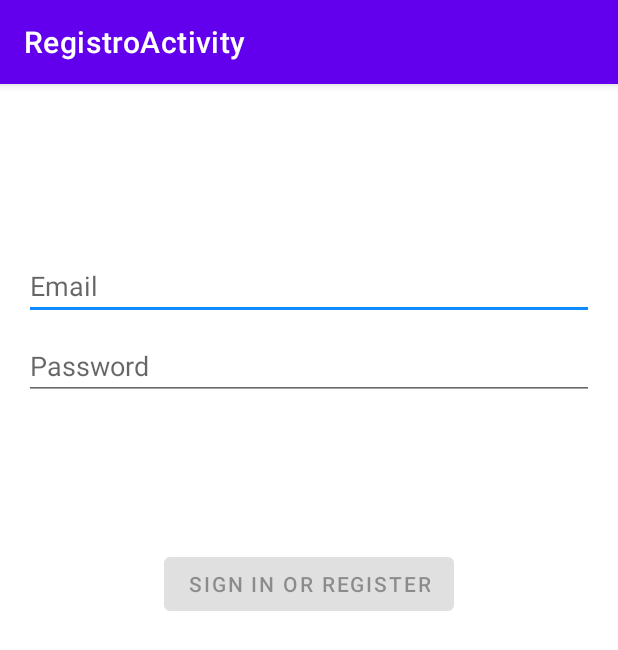
After one commit to programadormovel/MiniProjeto2022, an Android app: the RegistroActivity screen opened directly, with no data from a screen before it, on a phone screen of 412 x 824 dp. The commit adds this screen. Shown: the top 650 px of the screen. Run offline under Robolectric (Android 15) with nearby library versions, the phone set to English and light mode, and no system bars.

Commit message:
Adicionada tela de Registro, faltando linkar com a tela de Login

```diff
--- /dev/null
+++ b/app/src/main/java/br/edu/fieb/miniprojeto2022/registro/data/RegistroRepository.java
@@ -0,0 +1,54 @@
+package br.edu.fieb.miniprojeto2022.registro.data;
+
+import br.edu.fieb.miniprojeto2022.registro.data.model.LoggedInUser;
+
+/**
+ * Class that requests authentication and user information from the remote data source and
+ * maintains an in-memory cache of login status and user credentials information.
+ */
+public class RegistroRepository {
+
+    private static volatile RegistroRepository instance;
+
+    private RegistroDataSource dataSource;
+
+    // If user credentials will be cached in local storage, it is recommended it be encrypted
+    // @see https://developer.android.com/training/articles/keystore
+    private LoggedInUser user = null;
+
+    // private constructor : singleton access
+    private RegistroRepository(RegistroDataSource dataSource) {
+        this.dataSource = dataSource;
+    }
+
+    public static RegistroRepository getInstance(RegistroDataSource dataSource) {
+        if (instance == null) {
+            instance = new RegistroRepository(dataSource);
+        }
+        return instance;
+    }
+
+    public boolean isLoggedIn() {
+        return user != null;
+    }
+
+    public void logout() {
+        user = null;
+        dataSource.logout();
+    }
+
+    private void setLoggedInUser(LoggedInUser user) {
+        this.user = user;
+        // If user credentials will be cached in local storage, it is recommended it be encrypted
+        // @see https://developer.android.com/training/articles/keystore
+    }
+
+    public Result<LoggedInUser> registro(String username, String password) {
+        // handle login
+        Result<LoggedInUser> result = dataSource.registro(username, password);
+        if (result instanceof Result.Success) {
+            setLoggedInUser(((Result.Success<LoggedInUser>) result).getData());
+        }
+        return result;
+    }
+}
--- /dev/null
+++ b/app/src/main/java/br/edu/fieb/miniprojeto2022/registro/ui/login/RegistroActivity.java
@@ -0,0 +1,139 @@
+package br.edu.fieb.miniprojeto2022.registro.ui.login;
+
+import android.app.Activity;
+
+import androidx.lifecycle.Observer;
+import androidx.lifecycle.ViewModelProvider;
+
+import android.os.Bundle;
+
+import androidx.annotation.Nullable;
+import androidx.annotation.StringRes;
+import androidx.appcompat.app.AppCompatActivity;
+
+import android.text.Editable;
+import android.text.TextWatcher;
+import android.view.KeyEvent;
+import android.view.View;
+import android.view.inputmethod.EditorInfo;
+import android.widget.Button;
+import android.widget.EditText;
+import android.widget.ProgressBar;
+import android.widget.TextView;
+import android.widget.Toast;
+
+import java.util.zip.Inflater;
+
+import br.edu.fieb.miniprojeto2022.R;
+import br.edu.fieb.miniprojeto2022.registro.ui.login.LoggedInUserView;
+import br.edu.fieb.miniprojeto2022.registro.ui.login.RegistroViewModel;
+import br.edu.fieb.miniprojeto2022.registro.ui.login.RegistroViewModelFactory;
+import br.edu.fieb.miniprojeto2022.databinding.ActivityRegistroBinding;
+
+public class RegistroActivity extends AppCompatActivity {
+
+    private RegistroViewModel registroViewModel;
+    private ActivityRegistroBinding binding;
+
+    @Override
+    public void onCreate(Bundle savedInstanceState) {
+        super.onCreate(savedInstanceState);
+
+        binding = ActivityRegistroBinding.inflate(getLayoutInflater());
+        setContentView(binding.getRoot());
+
+        registroViewModel = new ViewModelProvider(this, new RegistroViewModelFactory())
+                .get(RegistroViewModel.class);
+
+        final EditText usernameEditText = binding.usernameRegistro;
+        final EditText passwordEditText = binding.passwordRegistro;
+        final Button registroButton = binding.loginRegistro;
+        final ProgressBar loadingProgressBar = binding.loadingRegistro;
+
+        registroViewModel.getRegistroFormState().observe(this, new Observer<RegistroFormState>() {
+            @Override
+            public void onChanged(@Nullable RegistroFormState registroFormState) {
+                if (registroFormState == null) {
+                    return;
+                }
+                registroButton.setEnabled(registroFormState.isDataValid());
+                if (registroFormState.getUsernameError() != null) {
+                    usernameEditText.setError(getString(registroFormState.getUsernameError()));
+                }
+                if (registroFormState.getPasswordError() != null) {
+                    passwordEditText.setError(getString(registroFormState.getPasswordError()));
+                }
+            }
+        });
+
+        registroViewModel.getRegistroResult().observe(this, new Observer<RegistroResult>() {
+            @Override
+            public void onChanged(@Nullable RegistroResult registroResult) {
+                if (registroResult == null) {
+                    return;
+                }
+                loadingProgressBar.setVisibility(View.GONE);
+                if (registroResult.getError() != null) {
+                    showRegistroFailed(registroResult.getError());
+                }
+                if (registroResult.getSuccess() != null) {
+                    updateUiWithUser(registroResult.getSuccess());
+                }
+                setResult(Activity.RESULT_OK);
+
+                //Complete and destroy registro activity once successful
+                finish();
+            }
+        });
+
+        TextWatcher afterTextChangedListener = new TextWatcher() {
+            @Override
+            public void beforeTextChanged(CharSequence s, int start, int count, int after) {
+                // ignore
+            }
+
+            @Override
+            public void onTextChanged(CharSequence s, int start, int before, int count) {
+                // ignore
+            }
+
+            @Override
+            public void afterTextChanged(Editable s) {
+                registroViewModel.registroDataChanged(usernameEditText.getText().toString(),
+                        passwordEditText.getText().toString());
+            }
+        };
+        usernameEditText.addTextChangedListener(afterTextChangedListener);
+        passwordEditText.addTextChangedListener(afterTextChangedListener);
+        passwordEditText.setOnEditorActionListener(new TextView.OnEditorActionListener() {
+
+            @Override
+            public boolean onEditorAction(TextView v, int actionId, KeyEvent event) {
+                if (actionId == EditorInfo.IME_ACTION_DONE) {
+                    registroViewModel.registro(usernameEditText.getText().toString(),
+                            passwordEditText.getText().toString());
+                }
+                return false;
+            }
+        });
+
+        registroButton.setOnClickListener(new View.OnClickListener() {
+            @Override
+            public void onClick(View v) {
+                loadingProgressBar.setVisibility(View.VISIBLE);
+                registroViewModel.registro(usernameEditText.getText().toString(),
+                        passwordEditText.getText().toString());
+            }
+        });
+    }
+
+    private void updateUiWithUser(LoggedInUserView model) {
+        String welcome = getString(R.string.welcome) + model.getDisplayName();
+        // TODO : initiate successful logged in experience
+        Toast.makeText(getApplicationContext(), welcome, Toast.LENGTH_LONG).show();
+    }
+
+    private void showRegistroFailed(@StringRes Integer errorString) {
+        Toast.makeText(getApplicationContext(), errorString, Toast.LENGTH_SHORT).show();
+    }
+}
--- /dev/null
+++ b/app/src/main/java/br/edu/fieb/miniprojeto2022/registro/ui/login/RegistroViewModel.java
@@ -0,0 +1,70 @@
+package br.edu.fieb.miniprojeto2022.registro.ui.login;
+
+import androidx.lifecycle.LiveData;
+import androidx.lifecycle.MutableLiveData;
+import androidx.lifecycle.ViewModel;
+
+import android.util.Patterns;
+
+import br.edu.fieb.miniprojeto2022.registro.data.RegistroRepository;
+import br.edu.fieb.miniprojeto2022.registro.data.Result;
+import br.edu.fieb.miniprojeto2022.registro.data.model.LoggedInUser;
+import br.edu.fieb.miniprojeto2022.R;
+
+public class RegistroViewModel extends ViewModel {
+
+    private MutableLiveData<RegistroFormState> registroFormState = new MutableLiveData<>();
+    private MutableLiveData<RegistroResult> registroResult = new MutableLiveData<>();
+    private RegistroRepository registroRepository;
+
+    RegistroViewModel(RegistroRepository registroRepository) {
+        this.registroRepository = registroRepository;
+    }
+
+    LiveData<RegistroFormState> getRegistroFormState() {
+        return registroFormState;
+    }
+
+    LiveData<RegistroResult> getRegistroResult() {
+        return registroResult;
+    }
+
+    public void registro(String username, String password) {
+        // can be launched in a separate asynchronous job
+        Result<LoggedInUser> result = registroRepository.registro(username, password);
+
+        if (result instanceof Result.Success) {
+            LoggedInUser data = ((Result.Success<LoggedInUser>) result).getData();
+            registroResult.setValue(new RegistroResult(new LoggedInUserView(data.getDisplayName())));
+        } else {
+            registroResult.setValue(new RegistroResult(R.string.login_failed));
+        }
+    }
+
+    public void registroDataChanged(String username, String password) {
+        if (!isUserNameValid(username)) {
+            registroFormState.setValue(new RegistroFormState(R.string.invalid_username, null));
+        } else if (!isPasswordValid(password)) {
+            registroFormState.setValue(new RegistroFormState(null, R.string.invalid_password));
+        } else {
+            registroFormState.setValue(new RegistroFormState(true));
+        }
+    }
+
+    // A placeholder username validation check
+    private boolean isUserNameValid(String username) {
+        if (username == null) {
+            return false;
+        }
+        if (username.contains("@")) {
+            return Patterns.EMAIL_ADDRESS.matcher(username).matches();
+        } else {
+            return !username.trim().isEmpty();
+        }
+    }
+
+    // A placeholder password validation check
+    private boolean isPasswordValid(String password) {
+        return password != null && password.trim().length() > 5;
+    }
+}
--- /dev/null
+++ b/app/src/main/java/br/edu/fieb/miniprojeto2022/registro/ui/login/RegistroViewModelFactory.java
@@ -0,0 +1,26 @@
+package br.edu.fieb.miniprojeto2022.registro.ui.login;
+
+import androidx.lifecycle.ViewModel;
+import androidx.lifecycle.ViewModelProvider;
+import androidx.annotation.NonNull;
+
+import br.edu.fieb.miniprojeto2022.registro.data.RegistroDataSource;
+import br.edu.fieb.miniprojeto2022.registro.data.RegistroRepository;
+
+/**
+ * ViewModel provider factory to instantiate LoginViewModel.
+ * Required given LoginViewModel has a non-empty constructor
+ */
+public class RegistroViewModelFactory implements ViewModelProvider.Factory {
+
+    @NonNull
+    @Override
+    @SuppressWarnings("unchecked")
+    public <T extends ViewModel> T create(@NonNull Class<T> modelClass) {
+        if (modelClass.isAssignableFrom(RegistroViewModel.class)) {
+            return (T) new RegistroViewModel(RegistroRepository.getInstance(new RegistroDataSource()));
+        } else {
+            throw new IllegalArgumentException("Unknown ViewModel class");
+        }
+    }
+}
--- /dev/null
+++ b/app/src/main/res/layout-w1240dp/activity_registro.xml
@@ -0,0 +1,69 @@
+<?xml version="1.0" encoding="utf-8"?>
+<androidx.constraintlayout.widget.ConstraintLayout xmlns:android="http://schemas.android.com/apk/res/android"
+    xmlns:app="http://schemas.android.com/apk/res-auto"
+    xmlns:tools="http://schemas.android.com/tools"
+    android:id="@+id/container_registro"
+    android:layout_width="match_parent"
+    android:layout_height="match_parent"
+    android:paddingLeft="@dimen/activity_horizontal_margin"
+    android:paddingTop="@dimen/activity_vertical_margin"
+    android:paddingRight="@dimen/activity_horizontal_margin"
+    android:paddingBottom="@dimen/activity_vertical_margin"
+    tools:context=".registro.ui.login.RegistroActivity">
+
+    <EditText
+        android:id="@+id/username_registro"
+        android:layout_width="0dp"
+        android:layout_height="wrap_content"
+        android:layout_marginTop="96dp"
+        android:hint="@string/prompt_email"
+        android:inputType="textEmailAddress"
+        android:selectAllOnFocus="true"
+        app:layout_constraintEnd_toEndOf="parent"
+        app:layout_constraintStart_toStartOf="parent"
+        app:layout_constraintTop_toTopOf="parent" />
+
+    <EditText
+        android:id="@+id/password_registro"
+        android:layout_width="0dp"
+        android:layout_height="wrap_content"
+        android:layout_marginTop="8dp"
+        android:hint="@string/prompt_password"
+        android:imeActionLabel="@string/action_sign_in_short"
+        android:imeOptions="actionDone"
+        android:inputType="textPassword"
+        android:selectAllOnFocus="true"
+        app:layout_constraintEnd_toEndOf="parent"
+        app:layout_constraintStart_toStartOf="parent"
+        app:layout_constraintTop_toBottomOf="@+id/username_registro" />
+
+    <Button
+        android:id="@+id/login_registro"
+        android:layout_width="wrap_content"
+        android:layout_height="wrap_content"
+        android:layout_gravity="start"
+        android:layout_marginTop="16dp"
+        android:layout_marginBottom="64dp"
+        android:enabled="false"
+        android:text="@string/action_sign_in"
+        app:layout_constraintBottom_toBottomOf="parent"
+        app:layout_constraintEnd_toEndOf="parent"
+        app:layout_constraintStart_toStartOf="parent"
+        app:layout_constraintTop_toBottomOf="@+id/password_registro"
+        app:layout_constraintVertical_bias="0.2" />
+
+    <ProgressBar
+        android:id="@+id/loading_registro"
+        android:layout_width="wrap_content"
+        android:layout_height="wrap_content"
+        android:layout_gravity="center"
+        android:layout_marginTop="64dp"
+        android:layout_marginBottom="64dp"
+        android:visibility="gone"
+        app:layout_constraintBottom_toBottomOf="parent"
+        app:layout_constraintEnd_toEndOf="@+id/password_registro"
+        app:layout_constraintStart_toStartOf="@+id/password_registro"
+        app:layout_constraintTop_toTopOf="parent"
+        app:layout_constraintVertical_bias="0.3" />
+
+</androidx.constraintlayout.widget.ConstraintLayout>
--- /dev/null
+++ b/app/src/main/res/layout-w936dp/activity_registro.xml
@@ -0,0 +1,76 @@
+<?xml version="1.0" encoding="utf-8"?>
+<androidx.constraintlayout.widget.ConstraintLayout xmlns:android="http://schemas.android.com/apk/res/android"
+    xmlns:app="http://schemas.android.com/apk/res-auto"
+    xmlns:tools="http://schemas.android.com/tools"
+    android:id="@+id/container_registro"
+    android:layout_width="match_parent"
+    android:layout_height="match_parent"
+    android:paddingLeft="@dimen/activity_horizontal_margin"
+    android:paddingTop="@dimen/activity_vertical_margin"
+    android:paddingRight="@dimen/activity_horizontal_margin"
+    android:paddingBottom="@dimen/activity_vertical_margin"
+    tools:context=".registro.ui.login.RegistroActivity">
+
+    <androidx.constraintlayout.widget.ConstraintLayout
+        android:layout_width="840dp"
+        android:layout_height="match_parent"
+        app:layout_constraintEnd_toEndOf="parent"
+        app:layout_constraintStart_toStartOf="parent">
+
+        <EditText
+            android:id="@+id/username_registro"
+            android:layout_width="0dp"
+            android:layout_height="wrap_content"
+            android:layout_marginTop="96dp"
+            android:hint="@string/prompt_email"
+            android:inputType="textEmailAddress"
+            android:selectAllOnFocus="true"
+            app:layout_constraintEnd_toEndOf="parent"
+            app:layout_constraintStart_toStartOf="parent"
+            app:layout_constraintTop_toTopOf="parent" />
+
+        <EditText
+            android:id="@+id/password_registro"
+            android:layout_width="0dp"
+            android:layout_height="wrap_content"
+            android:layout_marginTop="8dp"
+            android:hint="@string/prompt_password"
+            android:imeActionLabel="@string/action_sign_in_short"
+            android:imeOptions="actionDone"
+            android:inputType="textPassword"
+            android:selectAllOnFocus="true"
+            app:layout_constraintEnd_toEndOf="parent"
+            app:layout_constraintStart_toStartOf="parent"
+            app:layout_constraintTop_toBottomOf="@+id/username_registro" />
+
+        <Button
+            android:id="@+id/login_registro"
+            android:layout_width="wrap_content"
+            android:layout_height="wrap_content"
+            android:layout_gravity="start"
+            android:layout_marginTop="16dp"
+            android:layout_marginBottom="64dp"
+            android:enabled="false"
+            android:text="@string/action_sign_in"
+            app:layout_constraintBottom_toBottomOf="parent"
+            app:layout_constraintEnd_toEndOf="parent"
+            app:layout_constraintStart_toStartOf="parent"
+            app:layout_constraintTop_toBottomOf="@+id/password_registro"
+            app:layout_constraintVertical_bias="0.2" />
+
+        <ProgressBar
+            android:id="@+id/loading_registro"
+            android:layout_width="wrap_content"
+            android:layout_height="wrap_content"
+            android:layout_gravity="center"
+            android:layout_marginTop="64dp"
+            android:layout_marginBottom="64dp"
+            android:visibility="gone"
+            app:layout_constraintBottom_toBottomOf="parent"
+            app:layout_constraintEnd_toEndOf="@+id/password_registro"
+            app:layout_constraintStart_toStartOf="@+id/password_registro"
+            app:layout_constraintTop_toTopOf="parent"
+            app:layout_constraintVertical_bias="0.3" />
+
+    </androidx.constraintlayout.widget.ConstraintLayout>
+</androidx.constraintlayout.widget.ConstraintLayout>
--- /dev/null
+++ b/app/src/main/res/layout/activity_registro.xml
@@ -0,0 +1,69 @@
+<?xml version="1.0" encoding="utf-8"?>
+<androidx.constraintlayout.widget.ConstraintLayout xmlns:android="http://schemas.android.com/apk/res/android"
+    xmlns:app="http://schemas.android.com/apk/res-auto"
+    xmlns:tools="http://schemas.android.com/tools"
+    android:id="@+id/container_registro"
+    android:layout_width="match_parent"
+    android:layout_height="match_parent"
+    android:paddingLeft="@dimen/activity_horizontal_margin"
+    android:paddingTop="@dimen/activity_vertical_margin"
+    android:paddingRight="@dimen/activity_horizontal_margin"
+    android:paddingBottom="@dimen/activity_vertical_margin"
+    tools:context=".registro.ui.login.RegistroActivity">
+
+    <EditText
+        android:id="@+id/username_registro"
+        android:layout_width="0dp"
+        android:layout_height="wrap_content"
+        android:layout_marginTop="96dp"
+        android:hint="@string/prompt_email"
+        android:inputType="textEmailAddress"
+        android:selectAllOnFocus="true"
+        app:layout_constraintEnd_toEndOf="parent"
+        app:layout_constraintStart_toStartOf="parent"
+        app:layout_constraintTop_toTopOf="parent" />
+
+    <EditText
+        android:id="@+id/password_registro"
+        android:layout_width="0dp"
+        android:layout_height="wrap_content"
+        android:layout_marginTop="8dp"
+        android:hint="@string/prompt_password"
+        android:imeActionLabel="@string/action_sign_in_short"
+        android:imeOptions="actionDone"
+        android:inputType="textPassword"
+        android:selectAllOnFocus="true"
+        app:layout_constraintEnd_toEndOf="parent"
+        app:layout_constraintStart_toStartOf="parent"
+        app:layout_constraintTop_toBottomOf="@+id/username_registro" />
+
+    <Button
+        android:id="@+id/login_registro"
+        android:layout_width="wrap_content"
+        android:layout_height="wrap_content"
+        android:layout_gravity="start"
+        android:layout_marginTop="16dp"
+        android:layout_marginBottom="64dp"
+        android:enabled="false"
+        android:text="@string/action_sign_in"
+        app:layout_constraintBottom_toBottomOf="parent"
+        app:layout_constraintEnd_toEndOf="parent"
+        app:layout_constraintStart_toStartOf="parent"
+        app:layout_constraintTop_toBottomOf="@+id/password_registro"
+        app:layout_constraintVertical_bias="0.2" />
+
+    <ProgressBar
+        android:id="@+id/loading_registro"
+        android:layout_width="wrap_content"
+        android:layout_height="wrap_content"
+        android:layout_gravity="center"
+        android:layout_marginTop="64dp"
+        android:layout_marginBottom="64dp"
+        android:visibility="gone"
+        app:layout_constraintBottom_toBottomOf="parent"
+        app:layout_constraintEnd_toEndOf="@+id/password_registro"
+        app:layout_constraintStart_toStartOf="@+id/password_registro"
+        app:layout_constraintTop_toTopOf="parent"
+        app:layout_constraintVertical_bias="0.3" />
+
+</androidx.constraintlayout.widget.ConstraintLayout>
--- a/app/src/main/res/values/strings.xml
+++ b/app/src/main/res/values/strings.xml
@@ -20,4 +20,5 @@
     <string name="invalid_username">Not a valid username</string>
     <string name="invalid_password">Password must be >5 characters</string>
     <string name="login_failed">"Login failed"</string>
+    <string name="title_activity_registro">RegistroActivity</string>
 </resources>
```
Also changed, not shown: app/src/main/AndroidManifest.xml (+7 -3 lines), app/src/main/java/br/edu/fieb/miniprojeto2022/registro/data/RegistroDataSource.java (added, +29 -0 lines), app/src/main/java/br/edu/fieb/miniprojeto2022/registro/data/Result.java (added, +48 -0 lines), app/src/main/java/br/edu/fieb/miniprojeto2022/registro/data/model/LoggedInUser.java (added, +23 -0 lines), app/src/main/java/br/edu/fieb/miniprojeto2022/registro/ui/login/LoggedInUserView.java (added, +17 -0 lines), app/src/main/java/br/edu/fieb/miniprojeto2022/registro/ui/login/RegistroFormState.java (added, +40 -0 lines), app/src/main/java/br/edu/fieb/miniprojeto2022/registro/ui/login/RegistroResult.java (added, +31 -0 lines).
